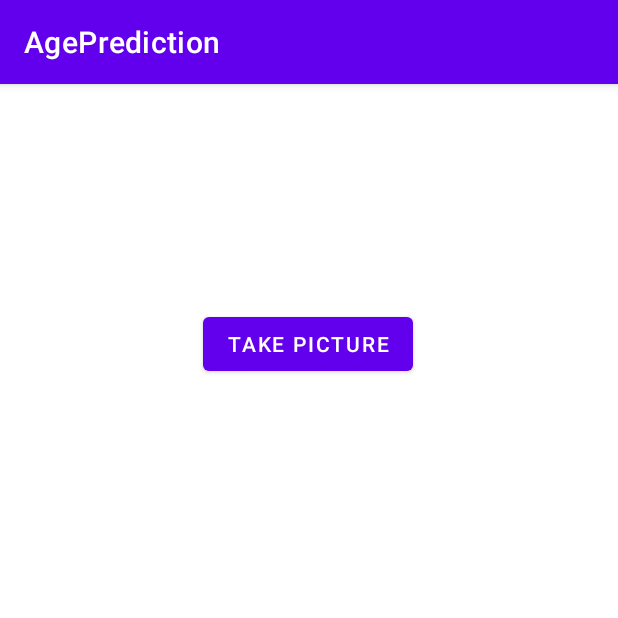
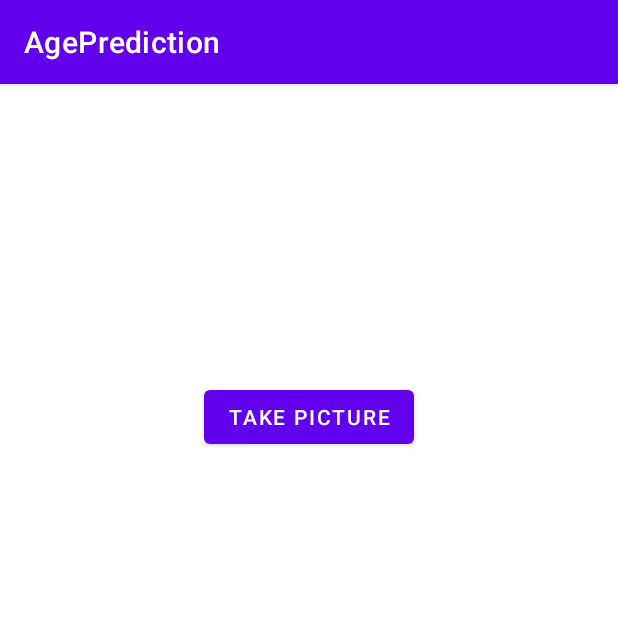
Before and after one commit to cnsvr/age-prediction, an Android app: the screen it shows after launch (MainActivity), on a phone screen of 412 x 824 dp, the top half of it. Run offline under Robolectric (Android 15) with nearby library versions, the phone set to English and light mode, and no system bars.

Commit message:
fix rotation issue

```diff
--- a/app/src/main/res/layout/activity_main.xml
+++ b/app/src/main/res/layout/activity_main.xml
@@ -12,32 +12,33 @@
         android:layout_height="wrap_content"
         android:layout_marginStart="8dp"
         android:layout_marginLeft="8dp"
-        android:layout_marginTop="8dp"
+        android:layout_marginTop="16dp"
         android:layout_marginEnd="8dp"
         android:layout_marginRight="8dp"
         android:layout_marginBottom="16dp"
-        android:text="@string/takePicture"
+        android:text="@string/take_picture"
         app:layout_constraintBottom_toBottomOf="parent"
         app:layout_constraintEnd_toEndOf="parent"
-        app:layout_constraintHorizontal_bias="0.498"
         app:layout_constraintStart_toStartOf="parent"
         app:layout_constraintTop_toTopOf="parent"
-        app:layout_constraintVertical_bias="0.203" />
+        app:layout_constraintVertical_bias="0.265" />
 
     <ImageView
         android:id="@+id/imageView"
         android:layout_width="200dp"
         android:layout_height="200dp"
-        android:layout_marginStart="142dp"
-        android:layout_marginLeft="142dp"
-        android:layout_marginTop="85dp"
-        android:layout_marginEnd="141dp"
-        android:layout_marginRight="141dp"
-        android:layout_marginBottom="328dp"
+        android:layout_marginStart="8dp"
+        android:layout_marginLeft="8dp"
+        android:layout_marginTop="32dp"
+        android:layout_marginEnd="8dp"
+        android:layout_marginRight="8dp"
+        android:layout_marginBottom="32dp"
         app:layout_constraintBottom_toBottomOf="parent"
         app:layout_constraintEnd_toEndOf="parent"
+        app:layout_constraintHorizontal_bias="0.497"
         app:layout_constraintStart_toStartOf="parent"
         app:layout_constraintTop_toBottomOf="@+id/btnTakePicture"
+        app:layout_constraintVertical_bias="0.282"
         tools:srcCompat="@tools:sample/avatars" />
 
 </androidx.constraintlayout.widget.ConstraintLayout>
--- a/app/src/main/res/values/strings.xml
+++ b/app/src/main/res/values/strings.xml
@@ -1,4 +1,5 @@
 <resources>
     <string name="app_name">AgePrediction</string>
     <string name="takePicture">Take Picture</string>
+    <string name="take_picture">TAKE PICTURE</string>
 </resources>
```
Also changed, not shown: app/src/main/java/com/example/ageprediction/MainActivity.kt (+28 -2 lines).
